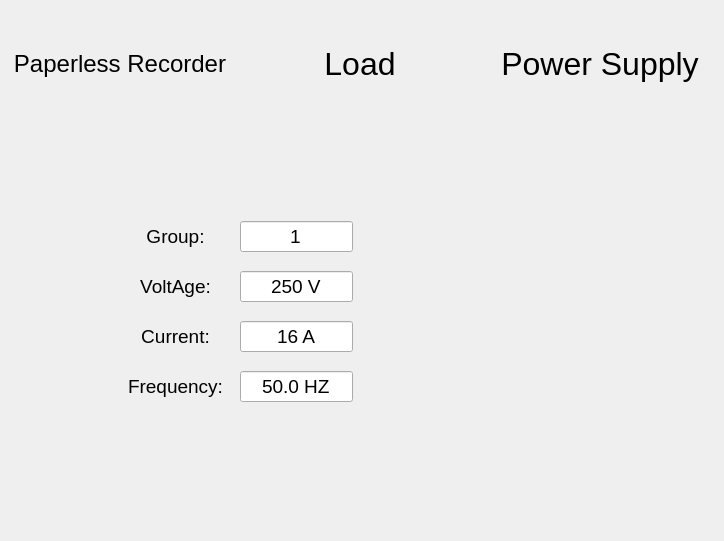
Old version of the form ElectricalAccessories/temperaturerisedialog.ui in the repository ColTam/tonstep.
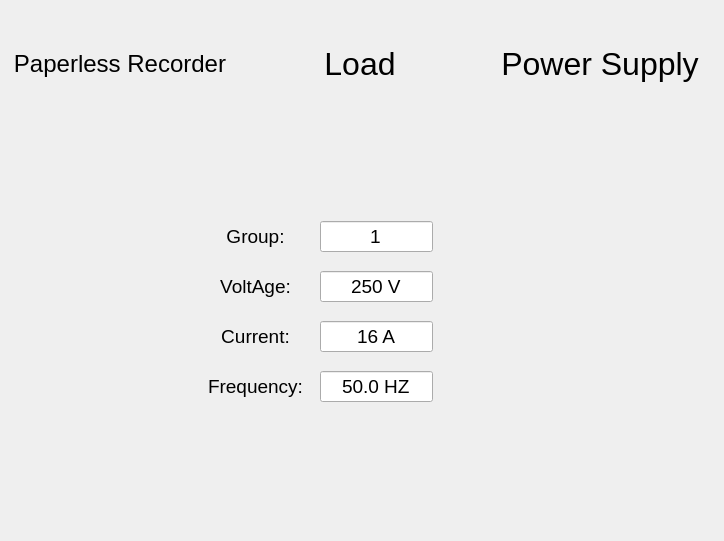
New version of the form. The open tabs and pages were chosen to show the change. Custom widgets are drawn as their Qt base class.

```diff
--- a/ElectricalAccessories/temperaturerisedialog.ui
+++ b/ElectricalAccessories/temperaturerisedialog.ui
@@ -13,6 +13,9 @@
   <property name="windowTitle">
    <string>Dialog</string>
   </property>
+  <property name="styleSheet">
+   <string notr="true"/>
+  </property>
   <layout class="QGridLayout" name="gridLayout_4">
    <property name="leftMargin">
     <number>0</number>
@@ -159,7 +162,7 @@
         <widget class="QLabel" name="label_volt">
          <property name="geometry">
           <rect>
-           <x>120</x>
+           <x>200</x>
            <y>170</y>
            <width>111</width>
            <height>31</height>
@@ -183,7 +186,7 @@
          </property>
          <property name="geometry">
           <rect>
-           <x>240</x>
+           <x>320</x>
            <y>170</y>
            <width>113</width>
            <height>31</height>
@@ -207,7 +210,7 @@
         <widget class="QLabel" name="label_current">
          <property name="geometry">
           <rect>
-           <x>120</x>
+           <x>200</x>
            <y>220</y>
            <width>111</width>
            <height>31</height>
@@ -231,7 +234,7 @@
          </property>
          <property name="geometry">
           <rect>
-           <x>240</x>
+           <x>320</x>
            <y>220</y>
            <width>113</width>
            <height>31</height>
@@ -255,7 +258,7 @@
         <widget class="QLabel" name="label_frequency">
          <property name="geometry">
           <rect>
-           <x>120</x>
+           <x>200</x>
            <y>270</y>
            <width>111</width>
            <height>31</height>
@@ -276,7 +279,7 @@
         <widget class="QLineEdit" name="lineEdit_frequency">
          <property name="geometry">
           <rect>
-           <x>240</x>
+           <x>320</x>
            <y>270</y>
            <width>113</width>
            <height>31</height>
@@ -300,7 +303,7 @@
         <widget class="QLabel" name="label_group">
          <property name="geometry">
           <rect>
-           <x>120</x>
+           <x>200</x>
            <y>120</y>
            <width>111</width>
            <height>31</height>
@@ -324,7 +327,7 @@
          </property>
          <property name="geometry">
           <rect>
-           <x>240</x>
+           <x>320</x>
            <y>120</y>
            <width>113</width>
            <height>31</height>
```
Left out of the diff: 35 changed lines with no effect on the pictures.
